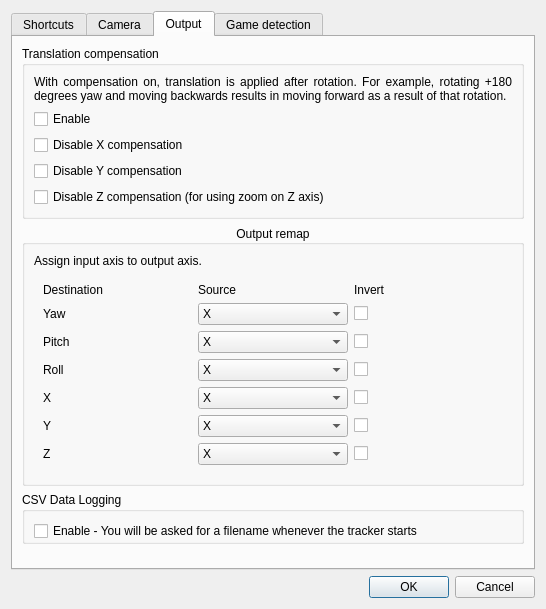
Qt form gui/options-dialog.ui (opentrack/opentrack) before a commit.
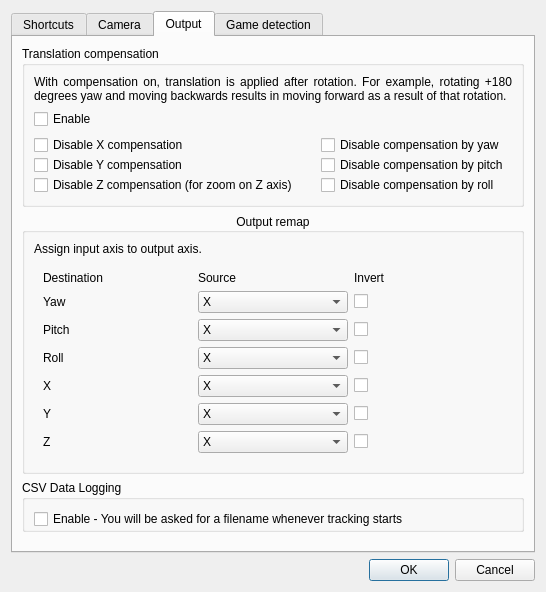
The same form after that commit. The open tabs and pages were chosen to show the change. Icons and pictures are not drawn. Custom widgets are drawn as their Qt base class.

Commit message:
gui, logic: allow prevent rotation from affecting compensation
Issue: #458

```diff
--- a/gui/options-dialog.ui
+++ b/gui/options-dialog.ui
@@ -322,7 +322,13 @@
          </property>
          <layout class="QVBoxLayout" name="verticalLayout_3">
           <property name="spacing">
-           <number>3</number>
+           <number>0</number>
+          </property>
+          <property name="topMargin">
+           <number>2</number>
+          </property>
+          <property name="bottomMargin">
+           <number>2</number>
           </property>
           <item>
            <widget class="QCheckBox" name="trayp">
@@ -334,7 +340,7 @@
           <item>
            <widget class="QCheckBox" name="tray_start">
             <property name="text">
-             <string>Minimize to tray on startup</string>
+             <string>Minimize to tray on startup when enabled</string>
             </property>
            </widget>
           </item>
@@ -848,7 +854,37 @@
            </widget>
           </item>
           <item>
+           <widget class="QFrame" name="frame_2">
+            <property name="frameShape">
+             <enum>QFrame::NoFrame</enum>
+            </property>
+            <property name="frameShadow">
+             <enum>QFrame::Raised</enum>
+            </property>
+            <layout class="QGridLayout" name="gridLayout">
+             <property name="leftMargin">
+              <number>0</number>
+             </property>
+             <property name="topMargin">
+              <number>0</number>
+             </property>
+             <property name="rightMargin">
+              <number>0</number>
+             </property>
+             <property name="bottomMargin">
+              <number>0</number>
+             </property>
+             <property name="spacing">
+              <number>0</number>
+             </property>
+             <item row="2" column="0">
            <widget class="QCheckBox" name="tcomp_tx_disable">
+               <property name="sizePolicy">
+                <sizepolicy hsizetype="Minimum" vsizetype="Maximum">
+                 <horstretch>3</horstretch>
+                 <verstretch>0</verstretch>
+                </sizepolicy>
+               </property>
             <property name="styleSheet">
              <string notr="true"/>
             </property>
@@ -857,8 +893,14 @@
             </property>
            </widget>
           </item>
-          <item>
+             <item row="3" column="0">
            <widget class="QCheckBox" name="tcomp_ty_disable">
+               <property name="sizePolicy">
+                <sizepolicy hsizetype="Minimum" vsizetype="Maximum">
+                 <horstretch>3</horstretch>
+                 <verstretch>0</verstretch>
+                </sizepolicy>
+               </property>
             <property name="styleSheet">
              <string notr="true"/>
             </property>
@@ -867,14 +909,62 @@
             </property>
            </widget>
           </item>
-          <item>
+             <item row="4" column="0">
            <widget class="QCheckBox" name="tcomp_tz_disable">
+               <property name="sizePolicy">
+                <sizepolicy hsizetype="Minimum" vsizetype="Maximum">
+                 <horstretch>3</horstretch>
+                 <verstretch>0</verstretch>
+                </sizepolicy>
+               </property>
             <property name="styleSheet">
              <string notr="true"/>
             </property>
             <property name="text">
-             <string>Disable Z compensation (for using zoom on Z axis)</string>
-            </property>
+                <string>Disable Z compensation (for zoom on Z axis)</string>
+               </property>
+              </widget>
+             </item>
+             <item row="2" column="1">
+              <widget class="QCheckBox" name="tcomp_src_yaw_disable">
+               <property name="sizePolicy">
+                <sizepolicy hsizetype="Minimum" vsizetype="Maximum">
+                 <horstretch>2</horstretch>
+                 <verstretch>0</verstretch>
+                </sizepolicy>
+               </property>
+               <property name="text">
+                <string>Disable compensation by yaw</string>
+               </property>
+              </widget>
+             </item>
+             <item row="3" column="1">
+              <widget class="QCheckBox" name="tcomp_src_pitch_disable">
+               <property name="sizePolicy">
+                <sizepolicy hsizetype="Minimum" vsizetype="Maximum">
+                 <horstretch>2</horstretch>
+                 <verstretch>0</verstretch>
+                </sizepolicy>
+               </property>
+               <property name="text">
+                <string>Disable compensation by pitch</string>
+               </property>
+              </widget>
+             </item>
+             <item row="4" column="1">
+              <widget class="QCheckBox" name="tcomp_src_roll_disable">
+               <property name="sizePolicy">
+                <sizepolicy hsizetype="Minimum" vsizetype="Maximum">
+                 <horstretch>2</horstretch>
+                 <verstretch>0</verstretch>
+                </sizepolicy>
+               </property>
+               <property name="text">
+                <string>Disable compensation by roll</string>
+               </property>
+              </widget>
+             </item>
+            </layout>
            </widget>
           </item>
          </layout>
@@ -1324,7 +1414,7 @@
           <item>
            <widget class="QCheckBox" name="tracklogging_enabled">
             <property name="text">
-             <string>Enable - You will be asked for a filename whenever the tracker starts</string>
+             <string>Enable - You will be asked for a filename whenever tracking starts</string>
             </property>
            </widget>
           </item>
```
Left out of the diff: 4 changed lines with no effect on the pictures. Lines whose indentation alone changed are shown as unchanged. The commit also changes 3 other files.
